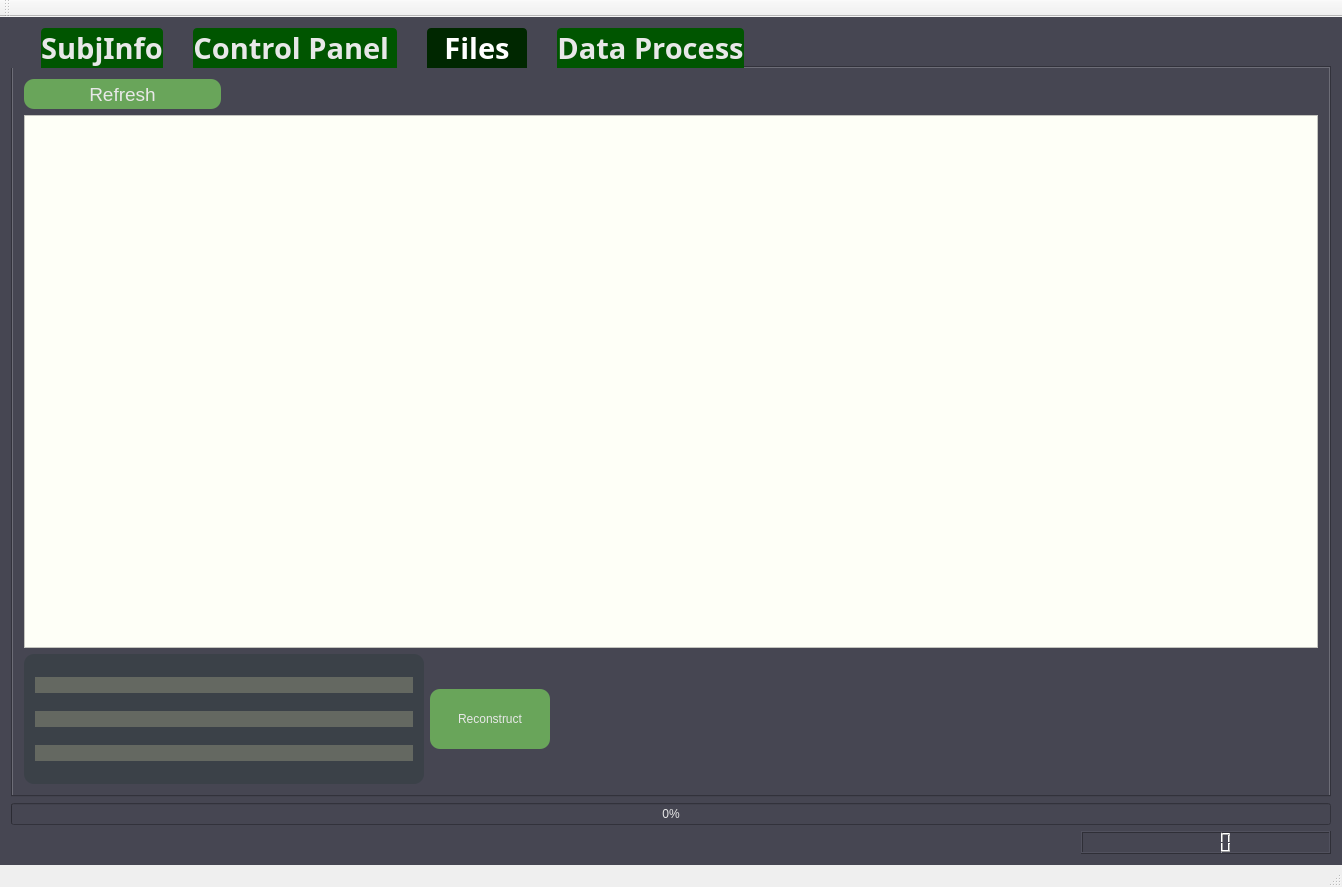
This is nWindows/mainwindow.ui in zhaomengxiao/nWindows as Qt 5 draws it before an edit. The edited form follows.
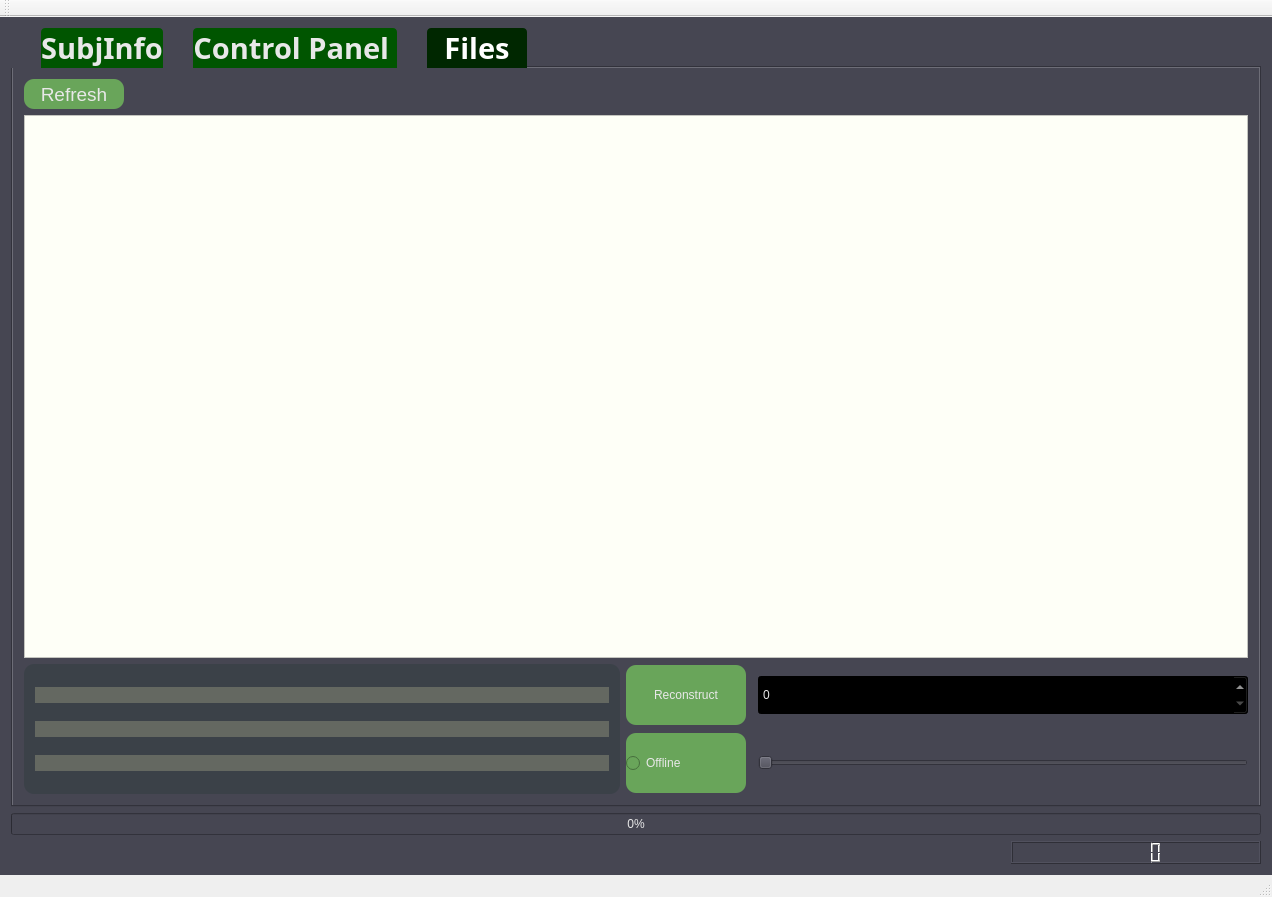
This is the edited form. Icons and pictures are not drawn.

```diff
--- a/nWindows/mainwindow.ui
+++ b/nWindows/mainwindow.ui
@@ -6,8 +6,8 @@
    <rect>
     <x>0</x>
     <y>0</y>
-    <width>1294</width>
-    <height>887</height>
+    <width>1272</width>
+    <height>897</height>
    </rect>
   </property>
   <property name="windowTitle">
@@ -2116,43 +2116,7 @@
         <string>Files</string>
        </attribute>
        <layout class="QGridLayout" name="gridLayout_4">
-        <item row="0" column="0">
-         <widget class="QPushButton" name="pushButton_openrecord">
-          <property name="minimumSize">
-           <size>
-            <width>100</width>
-            <height>30</height>
-           </size>
-          </property>
-          <property name="font">
-           <font>
-            <family>Arial</family>
-            <pointsize>14</pointsize>
-           </font>
-          </property>
-          <property name="styleSheet">
-           <string notr="true">QPushButton{border-radius: 10px}
-
-QPushButton::!hover{
-background-color: rgb(105, 165, 90)}
-
-QPushButton::hover{
-background-color: rgb(76, 120, 65)}
-</string>
-          </property>
-          <property name="text">
-           <string>Refresh</string>
-          </property>
-          <property name="icon">
-           <iconset resource="treewidget.qrc">
-            <normaloff>:/tree/Resources/shuaxin.png</normaloff>:/tree/Resources/shuaxin.png</iconset>
-          </property>
-          <property name="flat">
-           <bool>false</bool>
-          </property>
-         </widget>
-        </item>
-        <item row="1" column="0" colspan="4">
+        <item row="1" column="0" colspan="5">
          <widget class="QTreeWidget" name="treeWidget">
           <property name="minimumSize">
            <size>
@@ -2227,7 +2191,120 @@
           </column>
          </widget>
         </item>
-        <item row="2" column="0" colspan="2">
+        <item row="0" column="0">
+         <widget class="QPushButton" name="pushButton_openrecord">
+          <property name="minimumSize">
+           <size>
+            <width>100</width>
+            <height>30</height>
+           </size>
+          </property>
+          <property name="font">
+           <font>
+            <family>Arial</family>
+            <pointsize>14</pointsize>
+           </font>
+          </property>
+          <property name="styleSheet">
+           <string notr="true">QPushButton{border-radius: 10px}
+
+QPushButton::!hover{
+background-color: rgb(105, 165, 90)}
+
+QPushButton::hover{
+background-color: rgb(76, 120, 65)}
+</string>
+          </property>
+          <property name="text">
+           <string>Refresh</string>
+          </property>
+          <property name="icon">
+           <iconset resource="treewidget.qrc">
+            <normaloff>:/tree/Resources/shuaxin.png</normaloff>:/tree/Resources/shuaxin.png</iconset>
+          </property>
+          <property name="flat">
+           <bool>false</bool>
+          </property>
+         </widget>
+        </item>
+        <item row="0" column="1">
+         <spacer name="horizontalSpacer_11">
+          <property name="orientation">
+           <enum>Qt::Horizontal</enum>
+          </property>
+          <property name="sizeHint" stdset="0">
+           <size>
+            <width>40</width>
+            <height>20</height>
+           </size>
+          </property>
+         </spacer>
+        </item>
+        <item row="3" column="2">
+         <widget class="QRadioButton" name="radioButton">
+          <property name="minimumSize">
+           <size>
+            <width>120</width>
+            <height>60</height>
+           </size>
+          </property>
+          <property name="maximumSize">
+           <size>
+            <width>120</width>
+            <height>60</height>
+           </size>
+          </property>
+          <property name="styleSheet">
+           <string notr="true">QRadioButton{border-radius: 10px;
+font: 14pt &quot;Arial&quot;;
+
+}
+
+QRadioButton::!hover{
+background-color: rgb(105, 165, 90)}
+
+QRadioButton::hover{
+background-color: rgb(76, 120, 65)}</string>
+          </property>
+          <property name="text">
+           <string>Offline</string>
+          </property>
+         </widget>
+        </item>
+        <item row="2" column="2">
+         <widget class="QPushButton" name="pushButton_recon">
+          <property name="minimumSize">
+           <size>
+            <width>120</width>
+            <height>60</height>
+           </size>
+          </property>
+          <property name="styleSheet">
+           <string notr="true">QPushButton{border-radius: 10px;
+font: 14pt &quot;Arial&quot;;
+
+}
+
+QPushButton::!hover{
+background-color: rgb(105, 165, 90)}
+
+QPushButton::hover{
+background-color: rgb(76, 120, 65)}
+</string>
+          </property>
+          <property name="text">
+           <string>Reconstruct</string>
+          </property>
+         </widget>
+        </item>
+        <item row="3" column="4">
+         <widget class="QSlider" name="horizontalSlider">
+          <property name="orientation">
+           <enum>Qt::Horizontal</enum>
+          </property>
+         </widget>
+        </item>
+        <item row="2" column="0" rowspan="2" colspan="2">
          <widget class="QWidget" name="widget_rpath" native="true">
           <property name="minimumSize">
            <size>
@@ -2277,65 +2354,21 @@
           </layout>
          </widget>
         </item>
-        <item row="2" column="2">
-         <widget class="QPushButton" name="pushButton_2">
+        <item row="2" column="4">
+         <widget class="QSpinBox" name="spinBox_Nframe">
           <property name="minimumSize">
            <size>
-            <width>120</width>
-            <height>60</height>
+            <width>40</width>
+            <height>40</height>
            </size>
           </property>
           <property name="styleSheet">
-           <string notr="true">QPushButton{border-radius: 10px;
-font: 14pt &quot;Arial&quot;;
-
-}
-
-QPushButton::!hover{
-background-color: rgb(105, 165, 90)}
-
-QPushButton::hover{
-background-color: rgb(76, 120, 65)}
-</string>
-          </property>
-          <property name="text">
-           <string>Reconstruct</string>
+           <string notr="true">background-color: rgb(0, 0, 0);</string>
           </property>
          </widget>
         </item>
-        <item row="2" column="3">
-         <spacer name="horizontalSpacer_9">
-          <property name="orientation">
-           <enum>Qt::Horizontal</enum>
-          </property>
-          <property name="sizeHint" stdset="0">
-           <size>
-            <width>40</width>
-            <height>20</height>
-           </size>
-          </property>
-         </spacer>
-        </item>
-        <item row="0" column="1" colspan="3">
-         <spacer name="horizontalSpacer_11">
-          <property name="orientation">
-           <enum>Qt::Horizontal</enum>
-          </property>
-          <property name="sizeHint" stdset="0">
-           <size>
-            <width>40</width>
-            <height>20</height>
-           </size>
-          </property>
-         </spacer>
-        </item>
        </layout>
       </widget>
-      <widget class="QWidget" name="tab_3">
-       <attribute name="title">
-        <string>Data Process</string>
-       </attribute>
-      </widget>
      </widget>
     </item>
    </layout>
```
Left out of the diff: 136 changed lines with no effect on the pictures.
